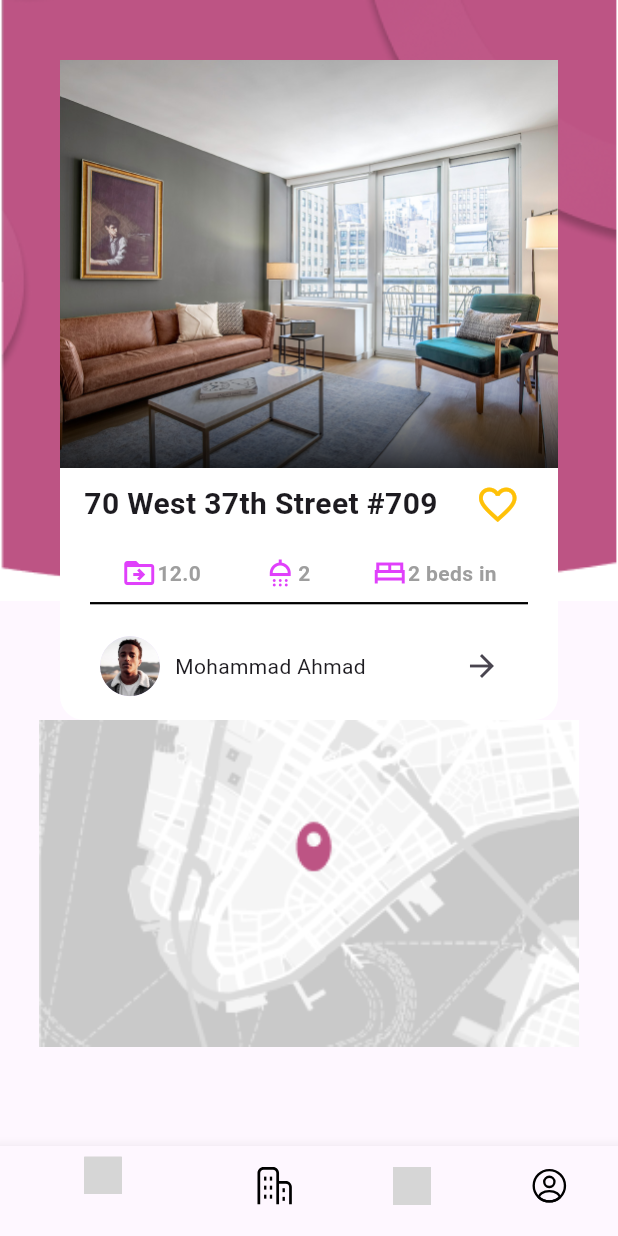
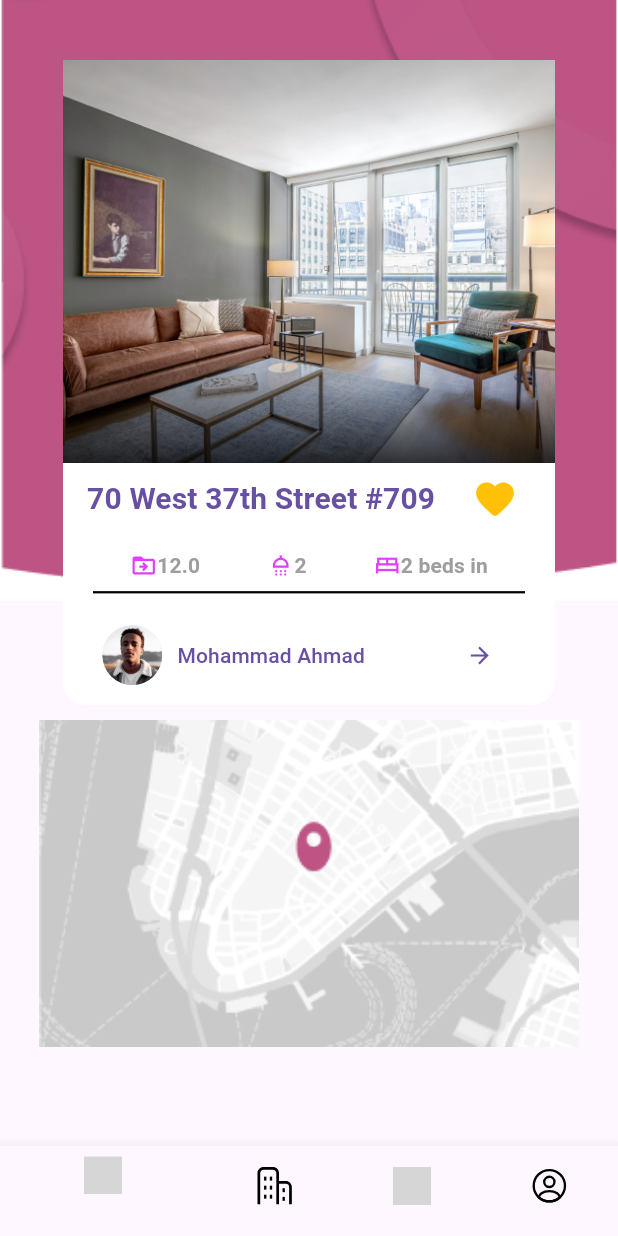
Before and after one commit to HaneenAbumazrou/dwelling_app, a Flutter app: the HomeScreen screen opened directly, on a phone screen of 412 x 824 dp. Run offline on Flutter 3.47's test engine with Material 3 defaults, Android fonts, the phone set to English and light mode, and no system bars; our stand-ins replace carousel_slider, flutter_svg; grey boxes are pictures that could not be loaded.

Commit message:
final Home

```diff
--- a/lib/home_screen.dart
+++ b/lib/home_screen.dart
@@ -11,23 +11,23 @@ class HomeScreen extends StatefulWidget {
 
 class _HomeScreenState extends State<HomeScreen> {
   List<Widget> pages = [
-    Home(),
-    Text('data'),
-    Text('data'),
-    Text('data'),
+   const Home(),
+    const Text('data'),
+    const Text('data'),
+    const Text('data'),
   ];
-  int selectedindex = 0;
+  int selectedIndex = 0;
 
   @override
   Widget build(BuildContext context) {
     return SafeArea(
       child: Scaffold(
         bottomNavigationBar: BottomNavigationBar(
-          currentIndex: selectedindex,
+          currentIndex: selectedIndex,
           onTap: (index) {
             setState(
               () {
-                selectedindex = index;
+                selectedIndex = index;
               },
             );
           },
@@ -36,33 +36,33 @@ class _HomeScreenState extends State<HomeScreen> {
                 icon: SvgPicture.asset(
                   'assets/icons/home-2-svgrepo-com.svg',
                   width: 25,
-                  color: (selectedindex == 0) ? Colors.purple : Colors.black,
+                  color: (selectedIndex == 0) ? Colors.purple : Colors.black,
                 ),
                 label: ''),
             BottomNavigationBarItem(
                 icon: SvgPicture.asset(
                   'assets/icons/hotel-1-svgrepo-com.svg',
                   width: 25,
-                  color: (selectedindex == 1) ? Colors.purple : Colors.black,
+                  color: (selectedIndex == 1) ? Colors.purple : Colors.black,
                 ),
                 label: ''),
             BottomNavigationBarItem(
                 icon: SvgPicture.asset(
                   'assets/icons/list-heart-svgrepo-com.svg',
                   width: 25,
-                  color: (selectedindex == 2) ? Colors.purple : Colors.black,
+                  color: (selectedIndex == 2) ? Colors.purple : Colors.black,
                 ),
                 label: ''),
             BottomNavigationBarItem(
                 icon: SvgPicture.asset(
                   'assets/icons/profile-circle-svgrepo-com.svg',
                   width: 25,
-                  color: (selectedindex == 3) ? Colors.purple : Colors.black,
+                  color: (selectedIndex == 3) ? Colors.purple : Colors.black,
                 ),
                 label: ''),
           ],
         ),
-        body: pages.elementAt(selectedindex),
+        body: pages.elementAt(selectedIndex),
       ),
     );
   }
@@ -89,41 +89,44 @@ class _HomeState extends State<Home> {
               width: double.infinity,
               fit: BoxFit.fitWidth,
             ),
-            Container(
+            SizedBox(
               width: double.infinity,
               height: 480,
               child: PageView(
                 scrollDirection: Axis.horizontal,
                 children: [
                   Cart(
+                    onTab: (){},
+                    space: 12.0,
+                    beds: 2,
+                    nameUser: 'Mohammad Ahmad',
+                    isFavorite: true,
+                    bathroom: 2,
+                    onTabUserProfile: () {},
+                    imageUser: 'assets/images/Screenshot 2023-11-30 155041.png',
+                    imageUrl: 'assets/images/Screenshot 2023-11-30 105004.png',
+                    street: '70 West 37th Street #709',
+                  ),
+                  Cart(
+                    onTab: (){},
+                    space: 12.0,
+                    beds: 2,
+                    nameUser: 'Mohammad Ahmad',
+                    isFavorite: true,
+                    bathroom: 2,
+                    onTabUserProfile: () {},
+                    imageUser: 'assets/images/Screenshot 2023-11-30 155041.png',
+                    imageUrl: 'assets/images/Screenshot 2023-11-30 105004.png',
+                    street: '70 West 37th Street #709',
+                  ),
+                  Cart(
+                    onTab: (){},
                     space: 12.0,
                     beds: 2,
                     nameUser: 'Mohammad Ahmad',
                     isFavorite: false,
                     bathroom: 2,
-                    onTab: () {},
-                    imageUser: 'assets/images/Screenshot 2023-11-30 155041.png',
-                    imageUrl: 'assets/images/Screenshot 2023-11-30 105004.png',
-                    street: '70 West 37th Street #709',
-                  ),
-                  Cart(
-                    space: 12.0,
-                    beds: 2,
-                    nameUser: 'Mohammad Ahmad',
-                    isFavorite: false,
-                    bathroom: 2,
-                    onTab: () {},
-                    imageUser: 'assets/images/Screenshot 2023-11-30 155041.png',
-                    imageUrl: 'assets/images/Screenshot 2023-11-30 105004.png',
-                    street: '70 West 37th Street #709',
-                  ),
-                  Cart(
-                    space: 12.0,
-                    beds: 2,
-                    nameUser: 'Mohammad Ahmad',
-                    isFavorite: false,
-                    bathroom: 2,
-                    onTab: () {},
+                    onTabUserProfile: () {},
                     imageUser: 'assets/images/Screenshot 2023-11-30 155041.png',
                     imageUrl: 'assets/images/Screenshot 2023-11-30 105004.png',
                     street: '70 West 37th Street #709',
@@ -131,29 +134,12 @@ class _HomeState extends State<Home> {
                 ],
               ),
             ),
-            // Cart(
-            //   space: 12.0,
-            //   beds: 2,
-            //   nameUser: 'Mohammad Ahmad',
-            //   isFavorite: false,
-            //   bathroom: 2,
-            //   onTab: () {},
-            //   imageUser: 'assets/images/Screenshot 2023-11-30 155041.png',
-            //   imageUrl: 'assets/images/Screenshot 2023-11-30 105004.png',
-            //   street: '70 West 37th Street #709',
-            // ),
-            //
-
           ],
         ),
-        Positioned(
-          bottom: 20,
-          left: 25,
-          child: Image(
+        const Image(
           image: AssetImage('assets/images/map.png'),
           width: 360,
           fit: BoxFit.fitWidth,
-          ),
         )
       ],
     );
@@ -170,8 +156,9 @@ class Cart extends StatefulWidget {
     required this.beds,
     required this.nameUser,
     required this.imageUser,
+    required this.onTabUserProfile,
+    required this.street,
     required this.onTab,
-    required this.street,
   });
 
   final String imageUrl;
@@ -181,7 +168,8 @@ class Cart extends StatefulWidget {
   final int beds;
   final String nameUser;
   final String imageUser;
-  final Function onTab;
+  final Function onTabUserProfile;
+  final VoidCallback onTab;
   final String street;
 
   @override
@@ -192,7 +180,9 @@ class _CartState extends State<Cart> {
   @override
   Widget build(BuildContext context) {
     bool selected = widget.isFavorite;
-    return Container(
+    return TextButton(
+      onPressed: widget.onTab,
+      child: Container(
         width: double.infinity,
         height: 430,
         decoration: BoxDecoration(
@@ -200,17 +190,17 @@ class _CartState extends State<Cart> {
           borderRadius: BorderRadius.circular(16),
           color: Colors.white,
         ),
-      margin: EdgeInsets.only(left: 40,right: 40,top: 40),
+        margin: const EdgeInsets.only(left: 30,right: 30,top: 30),
         child: Column(
           children: [
-          Image.asset('${widget.imageUrl}'),
+            Image.asset(widget.imageUrl),
             Row(
               mainAxisAlignment: MainAxisAlignment.spaceEvenly,
               children: [
                 Text(
-                '${widget.street}',
+                  widget.street,
                   textAlign: TextAlign.start,
-                style: TextStyle(fontSize: 20, fontWeight: FontWeight.bold),
+                  style: const TextStyle(fontSize: 20, fontWeight: FontWeight.bold),
                 ),
                 IconButton(
                   onPressed: () {
@@ -229,57 +219,57 @@ class _CartState extends State<Cart> {
                 ),
               ],
             ),
-          SizedBox(height: 10),
+            const SizedBox(height: 10),
             Row(
               mainAxisAlignment: MainAxisAlignment.spaceEvenly,
               children: [
                 // SizedBox(height: 10),
                 Row(
                   children: [
-                  Icon(
+                    const Icon(
                       Icons.drive_file_move_outline,
                       color: Colors.purpleAccent,
                     ),
                     Text(
                       '${widget.space}',
-                    style: TextStyle(
+                      style: const TextStyle(
                           fontWeight: FontWeight.bold, color: Colors.grey),
                     )
                   ],
                 ),
                 Row(
                   children: [
-                  Icon(
+                    const Icon(
                       Icons.shower_outlined,
                       color: Colors.purpleAccent,
                     ),
                     Text(
                       '${widget.bathroom}',
-                    style: TextStyle(
+                      style: const TextStyle(
                           fontWeight: FontWeight.bold, color: Colors.grey),
                     )
                   ],
                 ),
                 Row(
                   children: [
-                  Icon(Icons.bed_sharp, color: Colors.purpleAccent),
+                    const Icon(Icons.bed_sharp, color: Colors.purpleAccent),
                     Text(
                       '${widget.beds} beds in',
-                    style: TextStyle(
+                      style: const TextStyle(
                           fontWeight: FontWeight.bold, color: Colors.grey),
                     )
                   ],
                 ),
               ],
             ),
-          Padding(
-            padding: const EdgeInsets.symmetric(horizontal: 20),
+            const Padding(
+              padding: EdgeInsets.symmetric(horizontal: 20),
               child: Divider(
                 color: Colors.black,
                 thickness: 1.5,
               ),
             ),
-          SizedBox(height: 10),
+            const SizedBox(height: 10),
             Row(
               mainAxisAlignment: MainAxisAlignment.spaceAround,
               children: [
@@ -288,18 +278,19 @@ class _CartState extends State<Cart> {
                     CircleAvatar(
                       backgroundImage: AssetImage(widget.imageUser),
                     ),
-                  SizedBox(width: 10),
+                    const SizedBox(width: 10),
                     Text(widget.nameUser),
                   ],
                 ),
                 IconButton(
                   onPressed: () {},
-                icon: Icon(Icons.arrow_forward),
+                  icon: const Icon(Icons.arrow_forward),
                 ),
               ],
             ),
           ],
         ),
+      ),
     );
   }
 }
```
Lines whose indentation alone changed are shown as unchanged.
